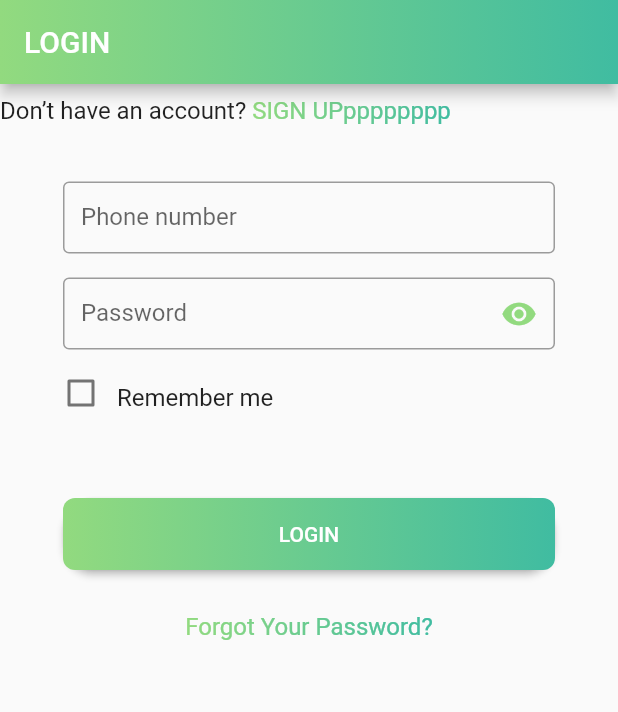
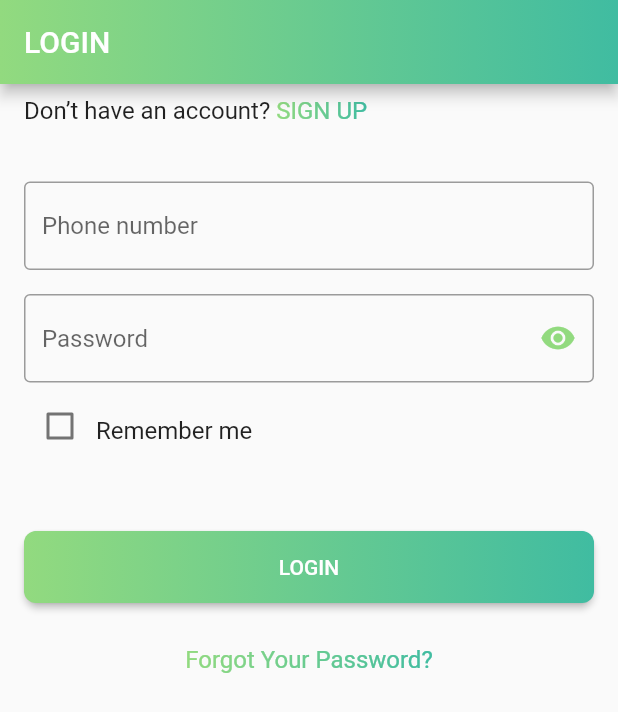
Before and after one commit to LJulfikyan/Blippy, a Flutter app: the screen it shows after launch, on a phone screen of 412 x 824 dp. Shown: the top 712 px of the screen. Run offline on Flutter 3.47's test engine with Material 2 defaults, Android fonts, the phone set to English and light mode, and no system bars; drawn by our look-alikes of simple_gradient_text.

Commit message:
07.02 22:55

```diff
--- a/lib/main.dart
+++ b/lib/main.dart
@@ -1,7 +1,7 @@
+import 'package:blippy_login/forgotPassPage.dart';
 import 'package:flutter/material.dart';
-
 import 'package:simple_gradient_text/simple_gradient_text.dart';
-
+export 'package:blippy_login/forgotPassPage.dart';
 void main() {
   runApp(const BlippyLogin());
 }
@@ -12,7 +12,7 @@ class BlippyLogin extends StatelessWidget {
   @override
   Widget build(BuildContext context) {
     return const MaterialApp(
-      home: BlippyLoginPage(title: 'SIGN IN'),
+      home: BlippyLoginPage(title: 'LOGIN'),
     );
   }
 }
@@ -26,8 +26,23 @@ class BlippyLoginPage extends StatefulWidget {
 
 class _BlippyLoginPageState extends State<BlippyLoginPage> {
   bool _value = false;
-  bool _isObscure = true;
+  bool isObscure = true;
 
+  // bool isButtonActive = true;
+  // late TextEditingController controller;
+  // @override
+  // void initState(){
+  //   super.initState();
+  //   controller = TextEditingController();
+  //   controller.addListener(() {final isButtonActive = controller.text.isNotEmpty;});
+  //   setState(() => this.isButtonActive= isButtonActive);
+  // }
+  //
+  // @override
+  // void dispose(){
+  //   controller.dispose();
+  //   super.dispose();
+  // }
   @override
   Widget build(BuildContext context) {
     return Scaffold(
@@ -46,7 +61,9 @@ class _BlippyLoginPageState extends State<BlippyLoginPage> {
           ),
         ),
       ),
-      body: Column(
+      body: Container(
+        margin: const EdgeInsets.symmetric(horizontal: 16.0),
+        child: Column(
           children: [
             Row(
               children: <Widget>[
@@ -65,7 +82,7 @@ class _BlippyLoginPageState extends State<BlippyLoginPage> {
                   child: Container(
                     color: Colors.transparent,
                     child: GradientText(
-                    'SIGN UPpppppppp',
+                      'SIGN UP',
                       style: const TextStyle(
                         fontSize: 16,
                         fontFamily: 'Roboto',
@@ -83,44 +100,43 @@ class _BlippyLoginPageState extends State<BlippyLoginPage> {
             const SizedBox(
               height: 36,
             ),
-          const SizedBox(
-            width: 328,
-            height: 48,
-            child: TextField(
+            const TextField(
+              keyboardType: TextInputType.phone,
+                cursorWidth: 3,
+                cursorHeight: 20,
+                cursorColor: Color(0xFF92DA7F),
                 obscureText: false,
                 decoration: InputDecoration(
                   focusedBorder: OutlineInputBorder(
                     borderSide: BorderSide(color: Colors.green, width: 1.5),
                   ),
                   border: OutlineInputBorder(),
-                  labelText: 'Phone number',
+                  hintText: 'Phone number',
                 )),
-          ),
             const SizedBox(
               height: 16,
             ),
-          SizedBox(
-            width: 328,
-            height: 48,
-            child: TextField(
-              obscureText: _isObscure,
+            TextField(
+              obscureText: isObscure,
+              cursorWidth: 3,
+              cursorHeight: 20,
+              cursorColor: const Color(0xFF92DA7F),
               decoration: InputDecoration(
                 focusedBorder: const OutlineInputBorder(
                   borderSide: BorderSide(color: Colors.green, width: 1.5),
                 ),
                 border: const OutlineInputBorder(),
-                labelText: 'Password',
+                hintText: 'Password',
                 suffixIcon: IconButton(
                   color: const Color(0xFF92DA7F),
-                  icon: Icon(
-                    _isObscure ? Icons.visibility : Icons.visibility_off,
-                  ),
+                  icon: Icon(isObscure
+                      ?  Icons.visibility
+                      : Icons.visibility_off),
                   onPressed: () {
                     setState(() {
-                      _isObscure = !_isObscure;
+                      isObscure = !isObscure;
                     });
                   },
-                ),
                 ),
               ),
             ),
@@ -131,9 +147,9 @@ class _BlippyLoginPageState extends State<BlippyLoginPage> {
               children: [
                 Row(
                   children: <Widget>[
-                  const SizedBox(
-                    width: 30,
-                  ),
+                    // const SizedBox(
+                    //   width: 3,
+                    // ),
                     Checkbox(
                       value: _value,
                       onChanged: (value) {
@@ -159,7 +175,7 @@ class _BlippyLoginPageState extends State<BlippyLoginPage> {
                   style: ElevatedButton.styleFrom(
                       padding: EdgeInsets.zero,
                       shape: RoundedRectangleBorder(
-                        borderRadius: BorderRadius.circular(20))),
+                          borderRadius: BorderRadius.circular(10))),
                   child: Ink(
                     decoration: BoxDecoration(
                         gradient: const LinearGradient(
@@ -172,7 +188,6 @@ class _BlippyLoginPageState extends State<BlippyLoginPage> {
                         ),
                         borderRadius: BorderRadius.circular(8)),
                     child: Container(
-                    width: 328,
                       height: 48,
                       alignment: Alignment.center,
                       child: const Text(
@@ -186,8 +201,12 @@ class _BlippyLoginPageState extends State<BlippyLoginPage> {
                 ),
                 GestureDetector(
                   onTap: () {
-                  print('PASSWORD RECOVERY PAGE');
+                    Navigator.push(
+                      context,
+                      MaterialPageRoute(builder: (context) => const ForgotPassPage()),
+                    );
                   },
+
                   child: Container(
                     color: Colors.transparent,
                     child: GradientText(
@@ -208,6 +227,7 @@ class _BlippyLoginPageState extends State<BlippyLoginPage> {
             ),
           ],
         ),
+      ),
     );
   }
 }
--- a/pubspec.yaml
+++ b/pubspec.yaml
@@ -59,7 +59,10 @@ flutter:
   uses-material-design: true
 
   # To add assets to your application, add an assets section, like this:
-  # assets:
+  assets:
+    - C:\Users\User\Desktop\Blippy\lib\assets\hide.png
+    - C:\Users\User\Desktop\Blippy\lib\assets\show.png
+
   #   - images/a_dot_burr.jpeg
   #   - images/a_dot_ham.jpeg
 
```
Lines whose indentation alone changed are shown as unchanged.
